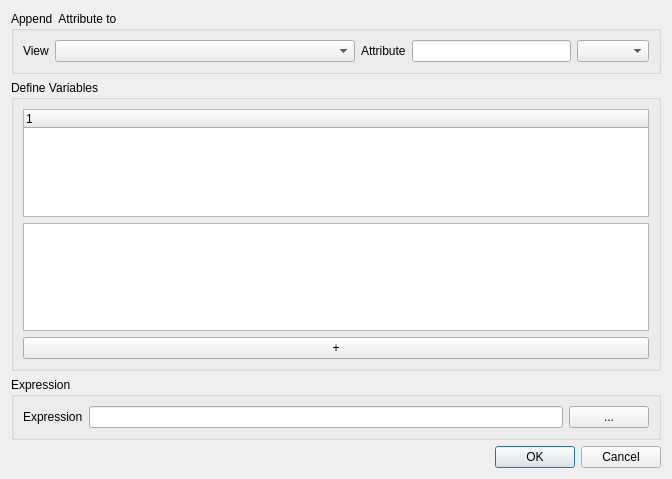
Qt form src/DynaMind-BasicModules/guiattributecalculator.ui (iut-ibk/DynaMind-ToolBox) before a commit.
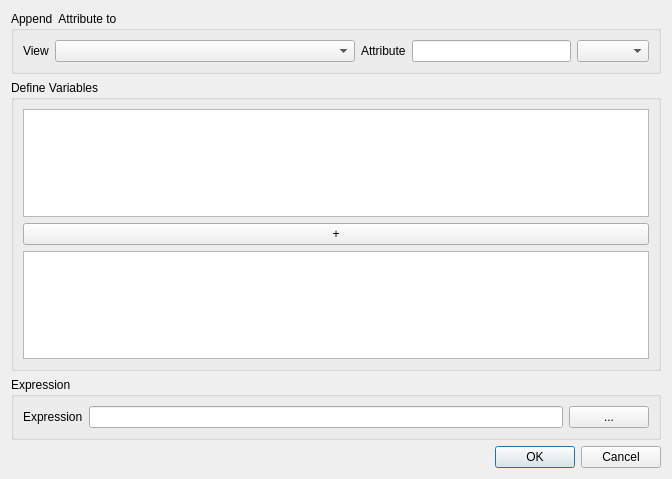
The same form after that commit.

Commit message: attr calc: new tree view generation, improved adding variables

```diff
--- a/src/DynaMind-BasicModules/guiattributecalculator.ui
+++ b/src/DynaMind-BasicModules/guiattributecalculator.ui
@@ -67,7 +67,7 @@
         <string>Define Variables</string>
        </property>
        <layout class="QGridLayout" name="gridLayout">
-        <item row="1" column="0">
+        <item row="2" column="0">
          <widget class="QTableWidget" name="variableTable">
           <property name="alternatingRowColors">
            <bool>true</bool>
@@ -87,11 +87,26 @@
           <attribute name="horizontalHeaderVisible">
            <bool>false</bool>
           </attribute>
+          <attribute name="verticalHeaderVisible">
+           <bool>false</bool>
+          </attribute>
           <column/>
           <column/>
          </widget>
         </item>
-        <item row="2" column="0">
+        <item row="0" column="0">
+         <widget class="QTreeWidget" name="listAttributes">
+          <attribute name="headerVisible">
+           <bool>false</bool>
+          </attribute>
+          <column>
+           <property name="text">
+            <string notr="true">1</string>
+           </property>
+          </column>
+         </widget>
+        </item>
+        <item row="1" column="0">
          <widget class="QPushButton" name="addButton">
           <property name="minimumSize">
            <size>
@@ -104,15 +119,6 @@
           </property>
          </widget>
         </item>
-        <item row="0" column="0">
-         <widget class="QTreeWidget" name="listAttributes">
-          <column>
-           <property name="text">
-            <string notr="true">1</string>
-           </property>
-          </column>
-         </widget>
-        </item>
        </layout>
       </widget>
      </item>
```
The commit also changes 2 other files.
